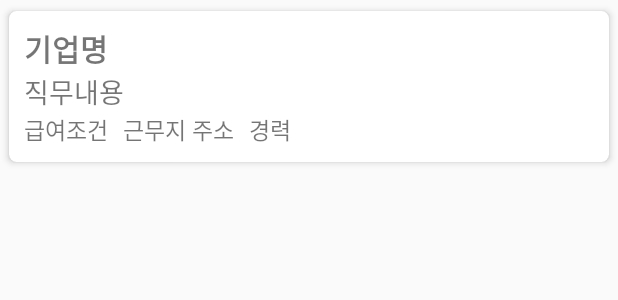
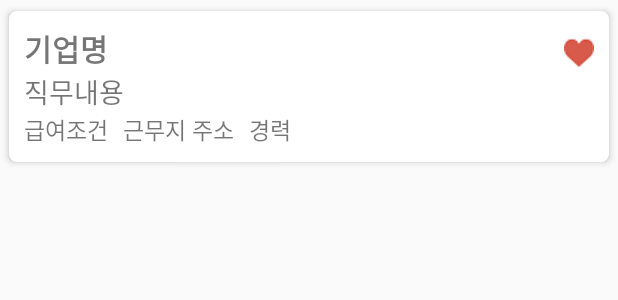
Before and after one commit to hye-rong/startup, an Android app: the layout job_item.xml on its own in the app's theme, with its tools: preview values and no code run, on a phone screen of 412 x 824 dp. Shown: the top 300 px of the screen. Run offline under Robolectric (Android 15) with nearby library versions, the phone set to English and light mode, and no system bars; network calls fail.

Commit message:
favorite_btn

```diff
--- /dev/null
+++ b/app/src/main/res/drawable-xxxhdpi/btn_heart.xml
@@ -0,0 +1,7 @@
+<?xml version="1.0" encoding="utf-8"?>
+<selector xmlns:android="http://schemas.android.com/apk/res/android">
+    <item android:drawable="@drawable/full"
+        android:state_checked="true"/>
+    <item android:drawable="@drawable/empty"
+        android:state_checked="false"/>
+</selector>
--- a/app/src/main/res/layout/job_item.xml
+++ b/app/src/main/res/layout/job_item.xml
@@ -12,14 +12,28 @@
         android:layout_height="wrap_content"
         android:orientation="vertical"
         android:padding="10dp">
-        <TextView
-            android:id="@+id/job_name"
+        <LinearLayout
             android:layout_width="match_parent"
             android:layout_height="wrap_content"
-            android:text="기업명"
-            android:textStyle="bold"
-            android:textSize="20dp"
-            />
+            android:orientation="horizontal">
+            <TextView
+                android:id="@+id/job_name"
+                android:layout_width="0dp"
+                android:layout_weight="1"
+                android:layout_height="wrap_content"
+                android:text="기업명"
+                android:textStyle="bold"
+                android:textSize="20dp"
+                />
+            <CheckBox
+                android:id="@+id/job_btn_selector"
+                android:checked="true"
+                android:layout_width="wrap_content"
+                android:layout_height="wrap_content"
+                android:button="@drawable/btn_heart"
+                />
+        </LinearLayout>
+
         <TextView
             android:id="@+id/job_info"
             android:layout_width="match_parent"
```
Also changed, not shown: app/src/main/res/drawable-v24/empty.png (added), app/src/main/res/drawable-v24/full.png (added).
